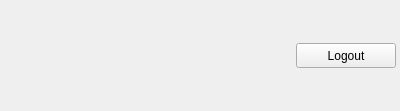
Above: App/UserInfo/views/loginform.ui from l3enQ/QtCUrl before the change. Below: the same form after it.
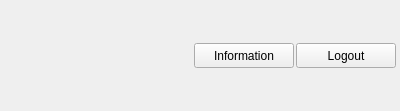
That is the form after the change. The open tabs and pages were chosen to show the change.

Commit message: information form added

Diff of the .ui file:
```diff
--- a/App/UserInfo/views/loginform.ui
+++ b/App/UserInfo/views/loginform.ui
@@ -177,7 +177,7 @@
        <property name="spacing">
         <number>2</number>
        </property>
-       <item row="3" column="1">
+       <item row="3" column="2">
         <widget class="QPushButton" name="btnLogout">
          <property name="minimumSize">
           <size>
@@ -215,6 +215,25 @@
          </property>
         </widget>
        </item>
+       <item row="3" column="1">
+        <widget class="QPushButton" name="btnInfo">
+         <property name="minimumSize">
+          <size>
+           <width>100</width>
+           <height>25</height>
+          </size>
+         </property>
+         <property name="maximumSize">
+          <size>
+           <width>100</width>
+           <height>25</height>
+          </size>
+         </property>
+         <property name="text">
+          <string>Information</string>
+         </property>
+        </widget>
+       </item>
       </layout>
      </widget>
     </widget>
```
The commit also changes 10 other files.
